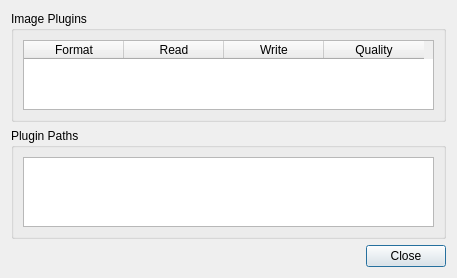
Above: GuetzliSimpleGUI/src/PluginInfoDialog.ui from till213/GuetzliImageIOPlugin before the change. Below: the same form after it.
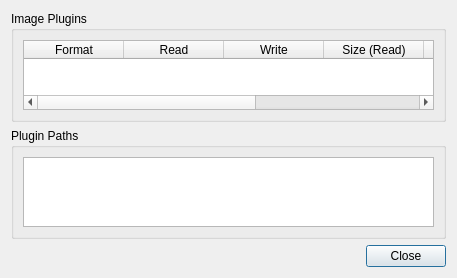
That is the form after the change.

Commit message: Add more plugin detail columns.

```diff
--- a/GuetzliSimpleGUI/src/PluginInfoDialog.ui
+++ b/GuetzliSimpleGUI/src/PluginInfoDialog.ui
@@ -51,7 +51,22 @@
         </column>
         <column>
          <property name="text">
-          <string>Quality</string>
+          <string>Size (Read)</string>
+         </property>
+        </column>
+        <column>
+         <property name="text">
+          <string>Quality (Write)</string>
+         </property>
+        </column>
+        <column>
+         <property name="text">
+          <string>Name</string>
+         </property>
+        </column>
+        <column>
+         <property name="text">
+          <string>Description</string>
          </property>
         </column>
        </widget>
```
The commit also changes 2 other files.
